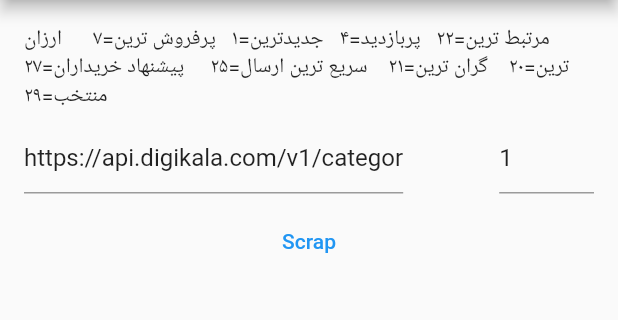
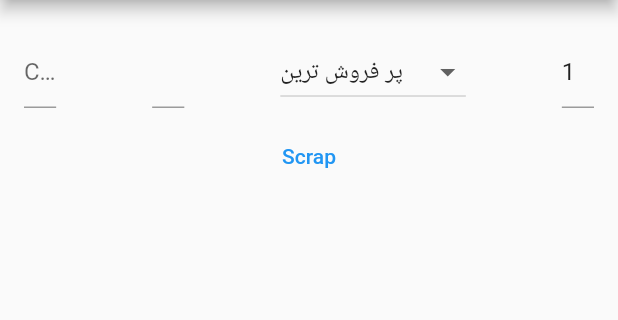
Before and after one commit to mehdi31075/digibot, a Flutter app: the screen it shows after launch, on a phone screen of 412 x 824 dp, the part 84-404 px from its top. Run offline on Flutter 3.47's test engine with Material 2 defaults, Android fonts, the phone set to English and light mode, and no system bars; our stand-ins replace dio.

Commit message:
feat: add category and queries textfield and sort types drop down

```diff
--- a/lib/main.dart
+++ b/lib/main.dart
@@ -22,6 +22,22 @@
   }
 }
 
+enum SortTypes {
+  jadid(1, 'جدید ترین'),
+  porBazdid(4, 'پر بازدید ترین'),
+  porForoush(7, 'پر فروش ترین'),
+  arzan(20, 'ارزان ترین'),
+  geran(21, 'گران ترین'),
+  mortabet(22, 'مرتبط ترین'),
+  sari(25, 'سریعترین ارسال'),
+  pishnahad(27, 'پیشنهاد خریداران'),
+  montakhab(29, 'منتخب');
+
+  final int id;
+  final String title;
+  const SortTypes(this.id, this.title);
+}
+
 class MyHomePage extends StatefulWidget {
   const MyHomePage({super.key});
 
@@ -34,10 +50,10 @@
   String htmlContent = '';
   bool isLoading = false;
   final TextEditingController pageController = TextEditingController(text: '1');
-  final TextEditingController baseUrlController = TextEditingController(
-      text:
-          'https://api.digikala.com/v1/categories/dental-hygienist/search/?sort=7');
+  final TextEditingController categoryController = TextEditingController();
+  final TextEditingController queriesController = TextEditingController();
   final ScrollController scrollController = ScrollController();
+  SortTypes selectedSortType = SortTypes.porForoush;
 
   List<Product> products = [];
   Map<String, DetailedProduct?> singleProducts = {};
@@ -88,10 +104,8 @@
     }
   }
 
-  Future<void> fetchData(
-    String url, {
+  Future<void> fetchData({
     required String page,
-    required String baseUrl,
   }) async {
     var headers = {
       'authority': 'api.digikala.com',
@@ -117,8 +131,11 @@
     setState(() {
       isLoading = true;
     });
+    final url =
+        'https://api.digikala.com/v1${(categoryController.text).isNotEmpty ? '/categories/${categoryController.text}' : ''}/search/?sort=${selectedSortType.id}&page=$page&${queriesController.text}';
+    print(url);
     var response = await dio.request(
-      '$baseUrl&page=$page',
+      url,
       options: Options(
         method: 'GET',
         headers: headers,
@@ -128,7 +145,6 @@
       isLoading = false;
     });
     if (response.statusCode == 200) {
-      print(json.encode(response.data));
       setState(() {
         products =
             ProductsListResponse.fromJson(response.data).data?.products ?? [];
@@ -155,16 +171,42 @@
           padding: const EdgeInsets.all(16.0),
           child: Column(
             children: [
-              Text(
-                  'مرتبط ترین=۲۲   پربازدید=۴   جدیدترین=۱   پرفروش ترین=۷      ارزان ترین=۲۰    گران ترین=۲۱    سریع ترین ارسال=۲۵     پیشنهاد خریداران=۲۷     منتخب=۲۹'),
               Row(
                 children: [
                   Expanded(
-                    flex: 4,
                     child: TextField(
-                      controller: baseUrlController,
-                      decoration: InputDecoration(hintText: 'BaseUrl'),
+                      controller: categoryController,
+                      decoration: InputDecoration(hintText: 'Category'),
                     ),
+                  ),
+                  Padding(
+                    padding: const EdgeInsets.all(32),
+                  ),
+                  Expanded(
+                    child: TextField(
+                      controller: queriesController,
+                      decoration: InputDecoration(hintText: 'Queries'),
+                    ),
+                  ),
+                  Padding(
+                    padding: const EdgeInsets.all(32),
+                  ),
+                  DropdownButton<SortTypes>(
+                    items: SortTypes.values.map((SortTypes value) {
+                      return DropdownMenuItem<SortTypes>(
+                        value: value,
+                        child: Text(value.title),
+                      );
+                    }).toList(),
+                    value: selectedSortType,
+                    onChanged: (value) {
+                      setState(() {
+                        if (value != null) selectedSortType = value;
+                      });
+                      fetchData(
+                        page: pageController.text,
+                      );
+                    },
                   ),
                   Padding(
                     padding: const EdgeInsets.all(32),
@@ -179,9 +221,7 @@
               ),
               TextButton(
                 onPressed: () => fetchData(
-                  pageController.text,
                   page: pageController.text,
-                  baseUrl: baseUrlController.text,
                 ),
                 child: Text('Scrap'),
               ),
@@ -216,7 +256,9 @@
                                             [])
                                         .map((e) => (e.url ?? []).isNotEmpty
                                             ? Image.network(
-                                                e.webpUrl!.first.replaceAll('quality,q_90', 'quality,q_10'),
+                                                e.webpUrl!.first.replaceAll(
+                                                    'quality,q_90',
+                                                    'quality,q_10'),
                                                 height: 200,
                                               )
                                             : Container())
@@ -235,10 +277,8 @@
                           TextButton(
                             onPressed: () {
                               fetchData(
-                                pageController.text,
                                 page: (int.parse(pageController.text) + 1)
                                     .toString(),
-                                baseUrl: baseUrlController.text,
                               );
                               pageController.text =
                                   (int.parse(pageController.text) + 1)
@@ -253,10 +293,8 @@
                             TextButton(
                               onPressed: () {
                                 fetchData(
-                                  pageController.text,
                                   page: (int.parse(pageController.text) - 1)
                                       .toString(),
-                                  baseUrl: baseUrlController.text,
                                 );
                                 pageController.text =
                                     (int.parse(pageController.text) - 1)
```
